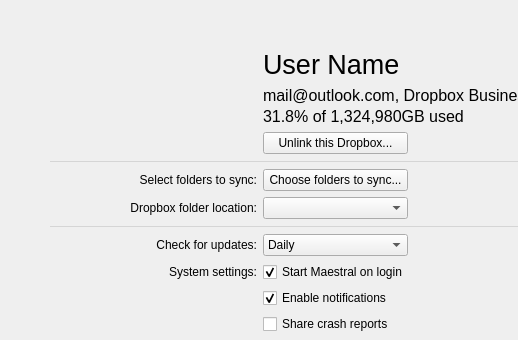
Qt form maestral_qt/resources/settings_window.ui (samschott/maestral-qt) before a commit; both pictures show x 0 to 518 and y 0 to 340 of the 620 by 450 pixel window.
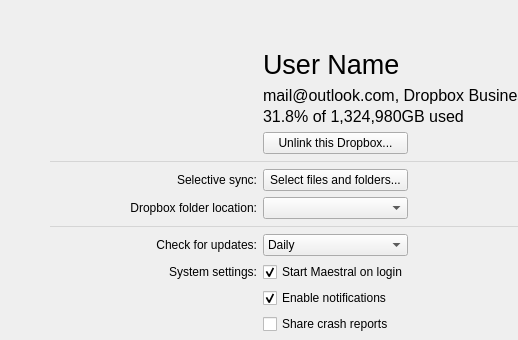
The same form after that commit.

Commit message: renamed exclude folders button

```diff
--- a/maestral_qt/resources/settings_window.ui
+++ b/maestral_qt/resources/settings_window.ui
@@ -79,7 +79,7 @@
      <item row="4" column="0">
       <widget class="QLabel" name="labelExcludedFoldersTitle">
        <property name="text">
-        <string>Select folders to sync:</string>
+        <string>Selective sync:</string>
        </property>
        <property name="alignment">
         <set>Qt::AlignRight|Qt::AlignTrailing|Qt::AlignVCenter</set>
@@ -116,7 +116,7 @@
      <item row="4" column="1">
       <widget class="QPushButton" name="pushButtonExcludedFolders">
        <property name="text">
-        <string>Choose folders to sync...</string>
+        <string>Select files and folders...</string>
        </property>
       </widget>
      </item>
```
